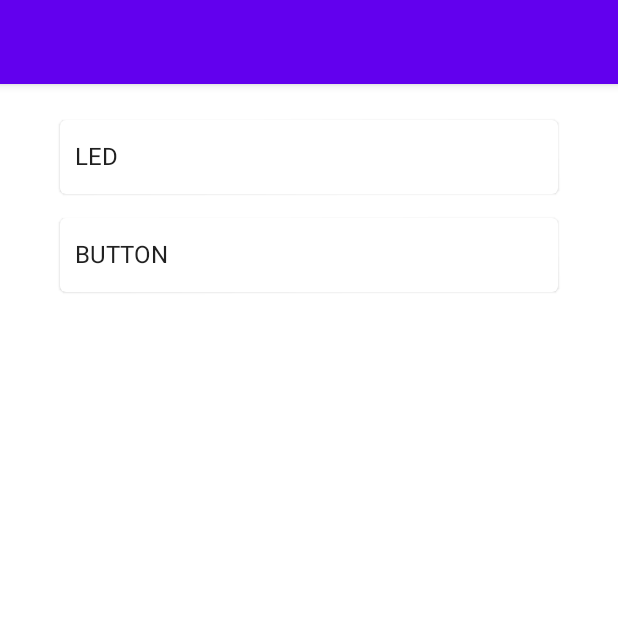
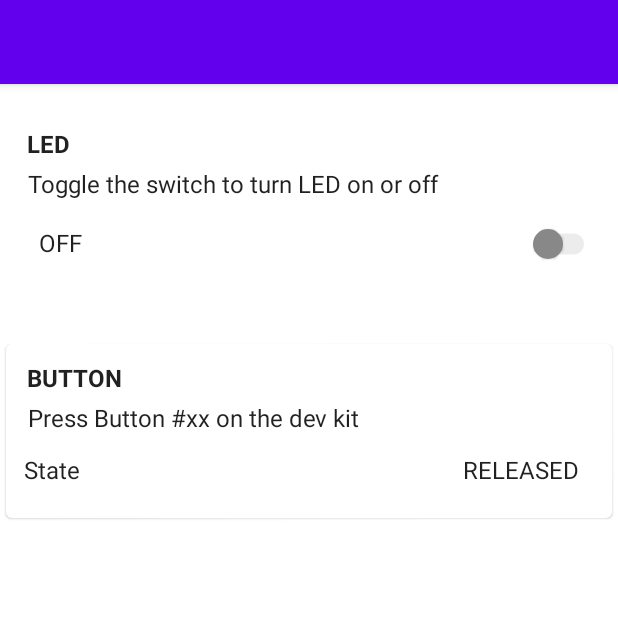
Before and after one commit to himalia416/MyBlinky, an Android app built with Jetpack Compose: the composable ConnectDeviceView called with empty values, on a phone screen of 412 x 824 dp, the top half of it. Run offline under Robolectric (Android 15) with nearby library versions, the phone set to English and light mode, and no system bars.

Commit message:
added led and button

```diff
--- a/app/src/main/java/com/example/myblinky/MainActivity.kt
+++ b/app/src/main/java/com/example/myblinky/MainActivity.kt
@@ -37,7 +37,8 @@ class MainActivity : ComponentActivity() {
             )
             {
                 composable(NavigationConst.HOME) { HomeView(navController, isBluetoothEnabled) }
-                composable("${NavigationConst.CONNECT_DEVICE}/{devices}",
+                composable(
+                    "${NavigationConst.CONNECT_DEVICE}/{devices}",
                     arguments = listOf(navArgument("devices") { type = NavType.StringType })
                 ) { backStackEntry ->
                     backStackEntry.arguments?.getString("devices")?.let {
--- a/app/src/main/java/com/example/myblinky/model/BLEManager.kt
+++ b/app/src/main/java/com/example/myblinky/model/BLEManager.kt
@@ -8,14 +8,12 @@ import android.bluetooth.le.ScanFilter
 import android.bluetooth.le.ScanSettings
 import android.os.Build
 import androidx.annotation.RequiresApi
-//import com.example.myblinky.permissions.PermissionManager2
 import javax.inject.Inject
 
 
 @SuppressLint("NewApi")
 @RequiresApi(Build.VERSION_CODES.M)
 class BLEManager @Inject constructor(
-//    private val permissionManager: PermissionManager2
 ) {
     private val bluetoothAdapter: BluetoothAdapter = BluetoothAdapter.getDefaultAdapter()
     private val bluetoothLeScanner: BluetoothLeScanner by lazy {
@@ -39,10 +37,9 @@ class BLEManager @Inject constructor(
         list.add(scanFilterName)
         return list
     }
-//    val permissionGranted = permissionManager.requireScanPermission()
+
     @SuppressLint("MissingPermission")
     fun startScanning(scanCallback: ScanCallback) {
-//        if (permissionGranted) {
         bluetoothLeScanner
             .startScan(
                 scanFilters(),
@@ -50,6 +47,5 @@ class BLEManager @Inject constructor(
                 scanCallback
 
             )
-//        }
     }
 }
--- a/app/src/main/java/com/example/myblinky/view/DetailDeviceView.kt
+++ b/app/src/main/java/com/example/myblinky/view/DetailDeviceView.kt
@@ -1,87 +1,142 @@
 package com.example.myblinky.view
 
-import android.app.Activity
-import android.bluetooth.BluetoothAdapter
-import android.content.Intent
-import androidx.compose.foundation.clickable
 import androidx.compose.foundation.layout.*
-import androidx.compose.foundation.lazy.LazyColumn
 import androidx.compose.material.*
+import androidx.compose.material.icons.Icons
+import androidx.compose.material.icons.filled.ArrowBack
 import androidx.compose.runtime.Composable
+import androidx.compose.runtime.mutableStateOf
+import androidx.compose.runtime.remember
 import androidx.compose.ui.Alignment
 import androidx.compose.ui.Modifier
-import androidx.compose.ui.res.stringResource
-import androidx.compose.ui.tooling.preview.Preview
+import androidx.compose.ui.graphics.Color
+import androidx.compose.ui.text.font.FontWeight
+import androidx.compose.ui.text.style.TextAlign
 import androidx.compose.ui.unit.dp
 import androidx.navigation.NavController
-import com.example.myblinky.NavigationConst
-import com.example.myblinky.R
 
 
 @Composable
-fun ConnectDeviceView(navController: NavController, devices: String) {
+fun ConnectDeviceView(navController: NavController, deviceName: String) {
+    val isPressed = mutableStateOf(false)
+    val ledStateOn = "ON"
+    val ledStateOff = "OFF"
+    val buttonName = "BUTTON"
+    val ledName = "LED"
+    val ledDescription = "Toggle the switch to turn LED on or off"
+    val buttonPressed = "PRESSED"
+    val buttonReleased = "RELEASED"
+    val buttonDescription = "Press Button #xx on the dev kit"
+
     Column {
         TopAppBar(
+            title = { Text(text = deviceName) },
+            navigationIcon = if (navController.previousBackStackEntry != null) {
+                {
+                    IconButton(onClick = { navController.navigateUp() }) {
+                        Icon(
+                            imageVector = Icons.Filled.ArrowBack,
+                            contentDescription = "Back"
+                        )
+                    }
+                }
+            } else {
+                null
+            }
+        )
+        Column(
+            modifier = Modifier.padding(2.dp)
+        ) {
+            @Composable
+            fun checkLEDState(buttonStyle: String, isPressed: Boolean) {
+                val stateOn: String
+                val stateOff: String
+                if (buttonStyle == ledName) {
+                    stateOn = ledStateOn
+                    stateOff = ledStateOff
 
-            title = {
-                Text(text = devices)
+                } else {
+                    stateOn = buttonPressed
+                    stateOff = buttonReleased
+                }
+                Text(
+                    text = when (isPressed) {
+                        true -> stateOn
+                        false -> stateOff
+                    }, modifier = Modifier.padding(10.dp)
+                )
             }
 
-        )
-        Column(
-            modifier = Modifier
-                .padding(16.dp)
-                .fillMaxWidth()
-        ) {
+            @Composable
+            fun toggleDevice(device: String) {
+                val mCheckedState = remember {
+                    mutableStateOf(false)
+                }
 
                 Row(
                     horizontalArrangement = Arrangement.SpaceBetween,
                     verticalAlignment = Alignment.CenterVertically,
                     modifier = Modifier
-                    .fillMaxWidth()
-                    .padding(horizontal = 16.dp),
+                        .padding(2.dp)
+                        .fillMaxWidth(),
                 ) {
-
-                Card(
-                    modifier = Modifier
-                        .weight(1f)
-                        .padding(8.dp)
-
-                ) {
-                    Text(
-                        text = "LED",
-                        modifier = Modifier
-                            .weight(1f)
-                            .padding(vertical = 15.dp, horizontal = 10.dp)
+                    if (device == ledName) {
+                        checkLEDState(device, mCheckedState.value)
+                        Switch(
+                            checked = mCheckedState.value,
+                            onCheckedChange = { mCheckedState.value = it },
+                            colors = SwitchDefaults.colors(
+                                checkedThumbColor = Color.DarkGray,
+                                uncheckedThumbColor = Color.Gray,
+                                checkedTrackColor = Color.Blue,
+                                uncheckedTrackColor = Color.LightGray,
+                            )
                         )
 
+                    } else {
+                        Text(text = "State")
+                        checkLEDState(device, mCheckedState.value)
                     }
 
+                }
+            }
 
-            }
+            @Composable
+            fun detailDeviceItems(name: String, itemDescription: String) {
+
                 Row(
                     horizontalArrangement = Arrangement.SpaceBetween,
                     verticalAlignment = Alignment.CenterVertically,
                     modifier = Modifier
-                    .fillMaxWidth()
-                    .padding(horizontal = 16.dp),
+                        .padding(horizontal = 2.dp),
                 ) {
                     Card(
                         modifier = Modifier
                             .weight(1f)
-                        .fillMaxWidth()
-                        .padding(8.dp)
+                            .padding(vertical = 15.dp)
 
                     ) {
+                        Column(
+                            modifier = Modifier.padding(10.dp)
+                        ) {
                             Text(
-                        text = "BUTTON",
-                        modifier = Modifier
-                            .weight(1f)
-                            .padding(vertical = 15.dp, horizontal = 10.dp)
+                                text = name,
+                                modifier = Modifier.padding(4.dp),
+                                fontWeight = FontWeight.Bold
                             )
+                            Text(
+                                text = itemDescription,
+                                modifier = Modifier.padding(4.dp),
+                                textAlign = TextAlign.Center
+                            )
+                            toggleDevice(name)
+
                         }
                     }
                 }
             }
-
+            detailDeviceItems(name = ledName, itemDescription = ledDescription)
+            detailDeviceItems(name = buttonName, itemDescription = buttonDescription)
         }
+    }
+}
--- a/app/src/main/java/com/example/myblinky/view/HomeView.kt
+++ b/app/src/main/java/com/example/myblinky/view/HomeView.kt
@@ -26,9 +26,7 @@ import com.example.myblinky.viewmodel.HomeViewModel
 fun HomeView(navController: NavController, isBluetoothEnabled: MutableState<Boolean>) {
     Column {
         TopAppBar(
-
             title = { Text(stringResource(id = R.string.app_name)) }
-
         )
         Column(modifier = Modifier.padding(1.dp)) {
             Surface(color = MaterialTheme.colors.background) {
@@ -48,7 +46,7 @@ fun HomeView(navController: NavController, isBluetoothEnabled: MutableState<Bool
 @Composable
 fun Scanning(navController: NavController) {
     val viewModel = hiltViewModel<HomeViewModel>()
-    val permissionGranted =   requireScanPermission()
+    val permissionGranted = requireScanPermission()
     Surface(
         color = Color.White,
         modifier = Modifier.padding(vertical = 0.dp, horizontal = 4.dp)
@@ -112,7 +110,6 @@ fun ShowScannedDevices(navController: NavController, devices: String) {
                         .padding(vertical = 15.dp, horizontal = 10.dp)
                 )
                 Divider()
-
             }
         }
     }
--- a/app/src/main/java/com/example/myblinky/viewmodel/HomeViewModel.kt
+++ b/app/src/main/java/com/example/myblinky/viewmodel/HomeViewModel.kt
@@ -23,17 +23,16 @@ class HomeViewModel @Inject constructor(
     }
 
     val mLeDevices: MutableStateFlow<List<String>> = MutableStateFlow(emptyList())
-
     private val leScanCallback: ScanCallback by lazy {
         object : ScanCallback() {
             @SuppressLint("MissingPermission")
             override fun onScanResult(callbackType: Int, result: ScanResult?) {
                 super.onScanResult(callbackType, result)
                 if (!mLeDevices.value.contains(result?.device?.name))
-                    if (result?.device?.name !=null) {
-                        mLeDevices.value += result.device?.name?:""
+                    if (result?.device?.name != null) {
+                        mLeDevices.value += result.device?.name ?: ""
                     }
-                Log.d("BLE Manager", "Device: ${result?.device?.address}-${result?.device?.name}")
+                Log.d("BLE Manager", "Device: $result")
             }
 
             override fun onScanFailed(errorCode: Int) {
--- a/app/src/main/res/values/strings.xml
+++ b/app/src/main/res/values/strings.xml
@@ -1,4 +1,3 @@
 <resources>
-    <string name="app_name">MyBlinky</string>
-    <string name="expand">Button for expanding item to view device description</string>
+    <string name="app_name">My Blinky</string>
 </resources>
```
Also changed, not shown: app/src/main/java/com/example/myblinky/adapter/DiscoveredBluetoothDevice.kt (added). Lines whose indentation alone changed are shown as unchanged.
